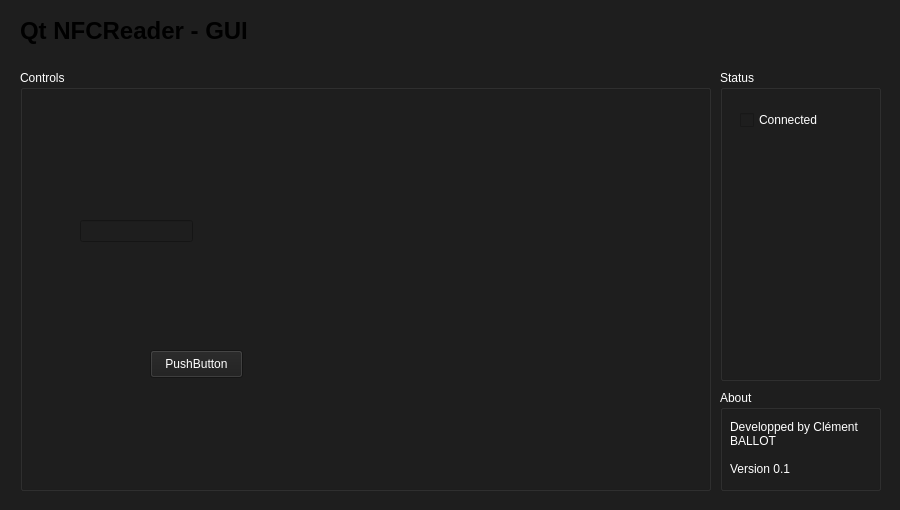
Qt form QtNFCReaderGUI/QtNFCReaderGUI/QtNFCReaderGUI.ui (clementballot38/QtNFCReaderGUI) before a commit.
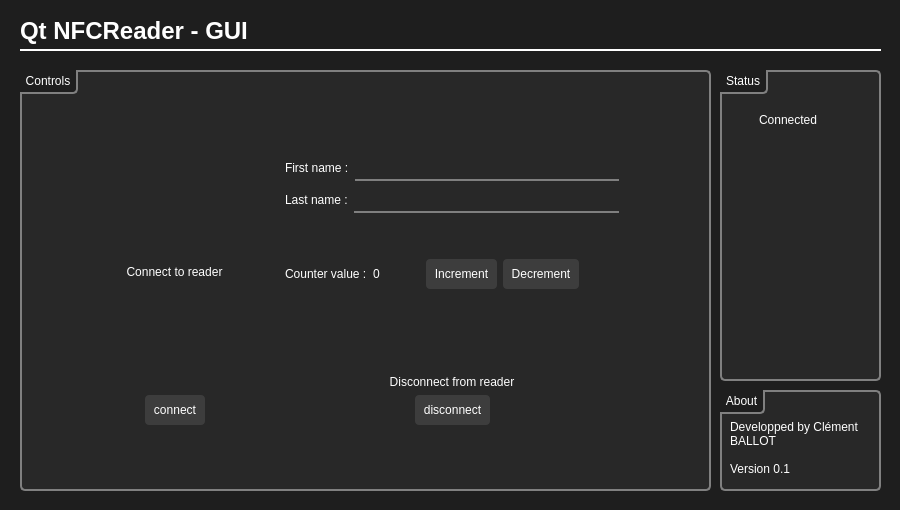
The same form after that commit.

Patch:
```diff
--- a/QtNFCReaderGUI/QtNFCReaderGUI/QtNFCReaderGUI.ui
+++ b/QtNFCReaderGUI/QtNFCReaderGUI/QtNFCReaderGUI.ui
@@ -447,7 +447,7 @@
 
 
 
-QWidget {
+QMessageBox {
 	background-color: rgb(30, 30, 30);
 }
 
@@ -482,7 +482,8 @@
 QPushButton {
 	color: white;
 	background: #3d3d3d;
-	border-radius: 15px;
+	border-radius: 4px;
+	padding: 8px;
 }
 QPushButton:hover {
 	background: #464646;
@@ -506,12 +507,17 @@
 QCheckBox {
 	background: transparent;
 	color: white;
-}4</string>
+}</string>
   </property>
   <property name="locale">
    <locale language="English" country="UnitedStates"/>
   </property>
   <widget class="QWidget" name="centralWidget">
+   <property name="styleSheet">
+    <string notr="true">#centralWidget {
+	background-color: rgb(30, 30, 30);
+}</string>
+   </property>
    <widget class="QGroupBox" name="main">
     <property name="geometry">
      <rect>
@@ -527,28 +533,333 @@
     <property name="title">
      <string>Controls</string>
     </property>
-    <widget class="QLineEdit" name="lineEdit">
+    <widget class="QWidget" name="verticalLayoutWidget">
      <property name="geometry">
       <rect>
-       <x>60</x>
-       <y>150</y>
-       <width>113</width>
-       <height>22</height>
+       <x>10</x>
+       <y>30</y>
+       <width>651</width>
+       <height>381</height>
       </rect>
      </property>
-    </widget>
-    <widget class="QPushButton" name="connect">
-     <property name="geometry">
-      <rect>
-       <x>130</x>
-       <y>280</y>
-       <width>93</width>
-       <height>28</height>
-      </rect>
-     </property>
-     <property name="text">
-      <string>PushButton</string>
-     </property>
+     <layout class="QVBoxLayout" name="vertical_container">
+      <item>
+       <spacer name="verticalSpacer_2">
+        <property name="orientation">
+         <enum>Qt::Vertical</enum>
+        </property>
+        <property name="sizeHint" stdset="0">
+         <size>
+          <width>20</width>
+          <height>40</height>
+         </size>
+        </property>
+       </spacer>
+      </item>
+      <item>
+       <layout class="QHBoxLayout" name="horizontal_container">
+        <property name="sizeConstraint">
+         <enum>QLayout::SetFixedSize</enum>
+        </property>
+        <item>
+         <spacer name="horizontalSpacer_2">
+          <property name="orientation">
+           <enum>Qt::Horizontal</enum>
+          </property>
+          <property name="sizeType">
+           <enum>QSizePolicy::Preferred</enum>
+          </property>
+          <property name="sizeHint" stdset="0">
+           <size>
+            <width>40</width>
+            <height>20</height>
+           </size>
+          </property>
+         </spacer>
+        </item>
+        <item>
+         <widget class="QWidget" name="connect_layout" native="true">
+          <layout class="QVBoxLayout" name="verticalLayout_2">
+           <property name="sizeConstraint">
+            <enum>QLayout::SetDefaultConstraint</enum>
+           </property>
+           <item>
+            <widget class="QLabel" name="label_3">
+             <property name="enabled">
+              <bool>true</bool>
+             </property>
+             <property name="text">
+              <string>Connect to reader</string>
+             </property>
+             <property name="alignment">
+              <set>Qt::AlignCenter</set>
+             </property>
+            </widget>
+           </item>
+           <item>
+            <layout class="QHBoxLayout" name="horizontalLayout">
+             <item>
+              <spacer name="horizontalSpacer_3">
+               <property name="orientation">
+                <enum>Qt::Horizontal</enum>
+               </property>
+               <property name="sizeType">
+                <enum>QSizePolicy::Expanding</enum>
+               </property>
+               <property name="sizeHint" stdset="0">
+                <size>
+                 <width>40</width>
+                 <height>20</height>
+                </size>
+               </property>
+              </spacer>
+             </item>
+             <item>
+              <widget class="QPushButton" name="connect">
+               <property name="text">
+                <string>connect</string>
+               </property>
+              </widget>
+             </item>
+             <item>
+              <spacer name="horizontalSpacer_4">
+               <property name="orientation">
+                <enum>Qt::Horizontal</enum>
+               </property>
+               <property name="sizeType">
+                <enum>QSizePolicy::Expanding</enum>
+               </property>
+               <property name="sizeHint" stdset="0">
+                <size>
+                 <width>40</width>
+                 <height>20</height>
+                </size>
+               </property>
+              </spacer>
+             </item>
+            </layout>
+           </item>
+          </layout>
+         </widget>
+        </item>
+        <item>
+         <widget class="QWidget" name="data_layout" native="true">
+          <layout class="QVBoxLayout" name="verticalLayout_3">
+           <property name="sizeConstraint">
+            <enum>QLayout::SetDefaultConstraint</enum>
+           </property>
+           <item>
+            <layout class="QHBoxLayout" name="first_name_container">
+             <item>
+              <widget class="QLabel" name="label_5">
+               <property name="text">
+                <string>First name :</string>
+               </property>
+              </widget>
+             </item>
+             <item>
+              <widget class="QLineEdit" name="first_name"/>
+             </item>
+            </layout>
+           </item>
+           <item>
+            <layout class="QHBoxLayout" name="last_name_container">
+             <item>
+              <widget class="QLabel" name="label_6">
+               <property name="text">
+                <string>Last name :</string>
+               </property>
+              </widget>
+             </item>
+             <item>
+              <widget class="QLineEdit" name="last_name"/>
+             </item>
+            </layout>
+           </item>
+           <item>
+            <spacer name="verticalSpacer_4">
+             <property name="orientation">
+              <enum>Qt::Vertical</enum>
+             </property>
+             <property name="sizeType">
+              <enum>QSizePolicy::Fixed</enum>
+             </property>
+             <property name="sizeHint" stdset="0">
+              <size>
+               <width>20</width>
+               <height>40</height>
+              </size>
+             </property>
+            </spacer>
+           </item>
+           <item>
+            <layout class="QHBoxLayout" name="horizontalLayout_5">
+             <item>
+              <widget class="QLabel" name="label_7">
+               <property name="text">
+                <string>Counter value :</string>
+               </property>
+              </widget>
+             </item>
+             <item>
+              <widget class="QLabel" name="counter_value">
+               <property name="text">
+                <string>0</string>
+               </property>
+              </widget>
+             </item>
+             <item>
+              <spacer name="horizontalSpacer_8">
+               <property name="orientation">
+                <enum>Qt::Horizontal</enum>
+               </property>
+               <property name="sizeType">
+                <enum>QSizePolicy::Fixed</enum>
+               </property>
+               <property name="sizeHint" stdset="0">
+                <size>
+                 <width>40</width>
+                 <height>20</height>
+                </size>
+               </property>
+              </spacer>
+             </item>
+             <item>
+              <widget class="QPushButton" name="increment">
+               <property name="text">
+                <string>Increment</string>
+               </property>
+              </widget>
+             </item>
+             <item>
+              <widget class="QPushButton" name="decrement">
+               <property name="text">
+                <string>Decrement</string>
+               </property>
+              </widget>
+             </item>
+             <item>
+              <spacer name="horizontalSpacer_7">
+               <property name="orientation">
+                <enum>Qt::Horizontal</enum>
+               </property>
+               <property name="sizeHint" stdset="0">
+                <size>
+                 <width>40</width>
+                 <height>20</height>
+                </size>
+               </property>
+              </spacer>
+             </item>
+            </layout>
+           </item>
+           <item>
+            <spacer name="verticalSpacer_3">
+             <property name="orientation">
+              <enum>Qt::Vertical</enum>
+             </property>
+             <property name="sizeType">
+              <enum>QSizePolicy::Fixed</enum>
+             </property>
+             <property name="sizeHint" stdset="0">
+              <size>
+               <width>20</width>
+               <height>80</height>
+              </size>
+             </property>
+            </spacer>
+           </item>
+           <item>
+            <widget class="QLabel" name="label_4">
+             <property name="enabled">
+              <bool>true</bool>
+             </property>
+             <property name="text">
+              <string>Disconnect from reader</string>
+             </property>
+             <property name="alignment">
+              <set>Qt::AlignCenter</set>
+             </property>
+            </widget>
+           </item>
+           <item>
+            <layout class="QHBoxLayout" name="horizontalLayout_2">
+             <item>
+              <spacer name="horizontalSpacer_5">
+               <property name="orientation">
+                <enum>Qt::Horizontal</enum>
+               </property>
+               <property name="sizeType">
+                <enum>QSizePolicy::Expanding</enum>
+               </property>
+               <property name="sizeHint" stdset="0">
+                <size>
+                 <width>40</width>
+                 <height>20</height>
+                </size>
+               </property>
+              </spacer>
+             </item>
+             <item>
+              <widget class="QPushButton" name="disconnect">
+               <property name="text">
+                <string>disconnect</string>
+               </property>
+              </widget>
+             </item>
+             <item>
+              <spacer name="horizontalSpacer_6">
+               <property name="orientation">
+                <enum>Qt::Horizontal</enum>
+               </property>
+               <property name="sizeType">
+                <enum>QSizePolicy::Expanding</enum>
+               </property>
+               <property name="sizeHint" stdset="0">
+                <size>
+                 <width>40</width>
+                 <height>20</height>
+                </size>
+               </property>
+              </spacer>
+             </item>
+            </layout>
+           </item>
+          </layout>
+         </widget>
+        </item>
+        <item>
+         <spacer name="horizontalSpacer">
+          <property name="orientation">
+           <enum>Qt::Horizontal</enum>
+          </property>
+          <property name="sizeType">
+           <enum>QSizePolicy::Preferred</enum>
+          </property>
+          <property name="sizeHint" stdset="0">
+           <size>
+            <width>40</width>
+            <height>20</height>
+           </size>
+          </property>
+         </spacer>
+        </item>
+       </layout>
+      </item>
+      <item>
+       <spacer name="verticalSpacer">
+        <property name="orientation">
+         <enum>Qt::Vertical</enum>
+        </property>
+        <property name="sizeHint" stdset="0">
+         <size>
+          <width>20</width>
+          <height>40</height>
+         </size>
+        </property>
+       </spacer>
+      </item>
+     </layout>
     </widget>
    </widget>
    <widget class="QGroupBox" name="groupBox_2">
```
